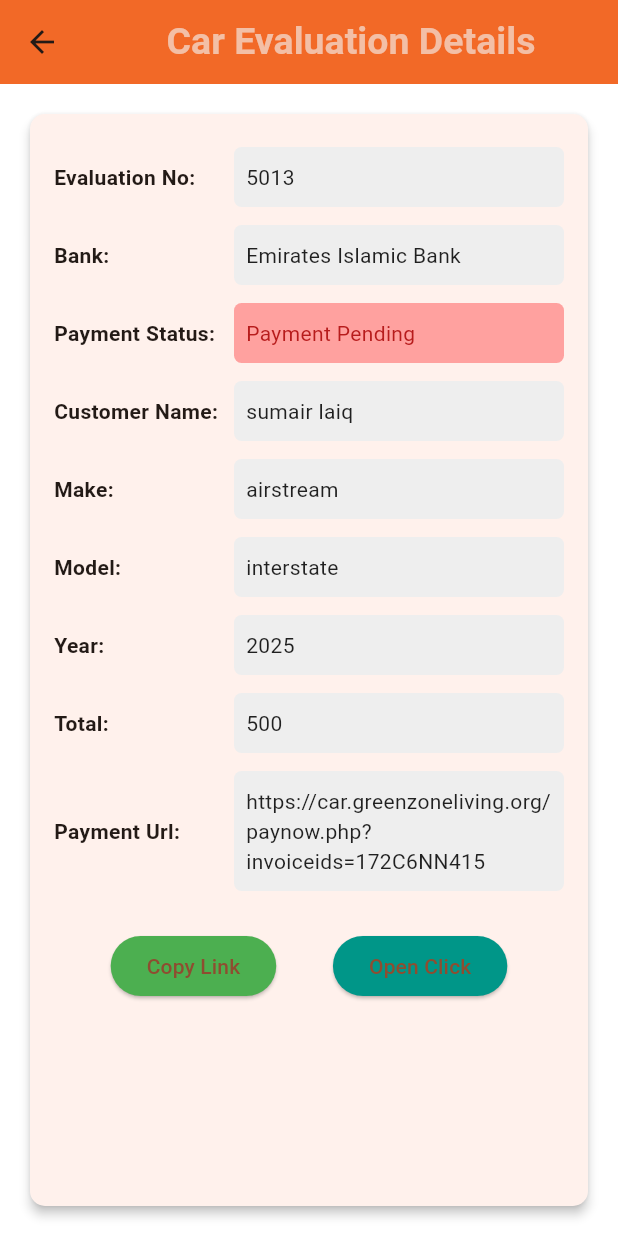
After one commit to shayansaeed123/perfect, a Flutter app: the Carevalutiondetails screen opened directly, on a phone screen of 412 x 824 dp. The commit adds this screen. Run offline on Flutter 3.47's test engine with Material 3 defaults, Android fonts, the phone set to English and light mode, and no system bars; our stand-ins replace connectivity_plus, convex_bottom_bar, dio, dotted_border, flutter_image_compress, flutter_riverpod and 4 more; missing offline and left inert: google_mlkit_text_recognition; accounts and stored records are empty.

Commit message:
updated
updated

```diff
--- a/lib/reuse/reusablecard.dart
+++ b/lib/reuse/reusablecard.dart
@@ -7,10 +7,10 @@ import 'package:project/reuse/reusablebtn.dart';
 import 'package:project/reuse/reusabletext.dart';
 
 reusableCard(BuildContext context,String ApplicationNo,String invoiceDate,String reqFor,
-String Address,String model,String year,Function ontap,){
+String Address,String model,String year,Function ontap,Function ontapEvaluation){
   final ScrollController innerController = ScrollController();
   return Container(
-            height: MediaQuery.sizeOf(context).height * 0.18,
+            height: MediaQuery.sizeOf(context).height * 0.23,
             decoration: BoxDecoration(
               border: Border.all(color: colorController.mainColor,style: BorderStyle.solid,width: 3),
               borderRadius: BorderRadius.all(Radius.circular(12.0)),
@@ -62,7 +62,11 @@ String Address,String model,String year,Function ontap,){
                     reusablaSizaBox(context, 0.01),
                     reusableBtn(context, 'All Details', (){
                       ontap();
-                    },width: 0.45,height: 0.035)
+                    },width: 0.45,height: 0.035),
+                    reusablaSizaBox(context, 0.01),
+                    reusableBtn(context, 'View', (){
+                      ontapEvaluation();
+                    },width: 0.45,height: 0.035),
                   ],
                 ),
               ),
--- a/lib/reuse/reusabletextfield.dart
+++ b/lib/reuse/reusabletextfield.dart
@@ -121,3 +121,35 @@ Widget reusablePassField(
     ),
   );
 }
+
+
+ReadOnlyField(String label, String value,
+      {Color? backgroundColor, Color? textColor}) {
+    return Padding(
+      padding: const EdgeInsets.symmetric(vertical: 6.0),
+      child: Row(
+        children: [
+          SizedBox(
+            width: 120,
+            child: Text(
+              label,
+              style: const TextStyle(fontWeight: FontWeight.bold),
+            ),
+          ),
+          Expanded(
+            child: Container(
+              padding: const EdgeInsets.symmetric(vertical: 10, horizontal: 8),
+              decoration: BoxDecoration(
+                color: backgroundColor ?? Colors.grey[200],
+                borderRadius: BorderRadius.circular(5),
+              ),
+              child: Text(
+                value,
+                style: TextStyle(color: textColor ?? Colors.black87),
+              ),
+            ),
+          ),
+        ],
+      ),
+    );
+  }
--- /dev/null
+++ b/lib/views/dashboard/carevalutiondetails.dart
@@ -0,0 +1,105 @@
+
+
+import 'package:flutter/material.dart';
+import 'package:flutter/services.dart';
+import 'package:flutter_riverpod/flutter_riverpod.dart';
+import 'package:project/controllers/color_controller.dart';
+import 'package:project/reuse/reusabletext.dart';
+import 'package:project/reuse/reusabletextfield.dart';
+import 'package:url_launcher/url_launcher.dart';
+
+class Carevalutiondetails extends ConsumerStatefulWidget {
+  const Carevalutiondetails({super.key});
+
+  @override
+  ConsumerState<Carevalutiondetails> createState() => _CarevalutiondetailsState();
+}
+
+class _CarevalutiondetailsState extends ConsumerState<Carevalutiondetails> {
+
+   final Map<String, dynamic> data = {
+    "evaluationNo": "5013",
+    "bank": "Emirates Islamic Bank",
+    "paymentStatus": "Payment Pending",
+    "customerName": "sumair laiq",
+    "make": "airstream",
+    "model": "interstate",
+    "year": "2025",
+    "total": "500",
+    "paymentUrl": "https://car.greenzoneliving.org/paynow.php?invoiceids=172C6NN415",
+  };
+  @override
+  Widget build(BuildContext context) {
+    return Scaffold(
+      backgroundColor: colorController.whiteColor,
+        appBar: AppBar(
+          backgroundColor: colorController.mainColor,
+          title: Center(
+              child:
+              reusableText('Car Evaluation Details',
+                  color: colorController.textColorLight,
+                  fontsize: 25,
+                  fontweight: FontWeight.bold)
+                  ),
+        ),
+        body: Padding(
+        padding: const EdgeInsets.all(16.0),
+        child: Card(
+          elevation: 3,
+          shape: RoundedRectangleBorder(borderRadius: BorderRadius.circular(10)),
+          child: Padding(
+            padding: const EdgeInsets.all(16.0),
+            child: Column(
+              children: [
+                ReadOnlyField("Evaluation No:", data["evaluationNo"]),
+                ReadOnlyField("Bank:", data["bank"]),
+                ReadOnlyField(
+                  "Payment Status:",
+                  data["paymentStatus"],
+                  backgroundColor: Colors.redAccent.withOpacity(0.5),
+                  textColor: Colors.red[900],
+                ),
+                ReadOnlyField("Customer Name:", data["customerName"]),
+                ReadOnlyField("Make:", data["make"]),
+                ReadOnlyField("Model:", data["model"]),
+                ReadOnlyField("Year:", data["year"]),
+                ReadOnlyField("Total:", data["total"]),
+                ReadOnlyField("Payment Url:", data["paymentUrl"]),
+                const SizedBox(height: 20),
+                Row(
+                  mainAxisAlignment: MainAxisAlignment.spaceEvenly,
+                  children: [
+                    ElevatedButton(
+                      style: ElevatedButton.styleFrom(backgroundColor: Colors.green),
+                      onPressed: () {
+                        Clipboard.setData(ClipboardData(text: data["paymentUrl"]));
+                        ScaffoldMessenger.of(context).showSnackBar(
+                          const SnackBar(content: Text("Link copied to clipboard")),
+                        );
+                      },
+                      child: const Text("Copy Link"),
+                    ),
+                    ElevatedButton(
+                      style: ElevatedButton.styleFrom(backgroundColor: Colors.teal),
+                      onPressed: () async {
+                        final url = Uri.parse(data["paymentUrl"]);
+                        if (await canLaunchUrl(url)) {
+                          await launchUrl(url, mode: LaunchMode.externalApplication);
+                        } else {
+                          ScaffoldMessenger.of(context).showSnackBar(
+                            const SnackBar(content: Text("Could not launch URL")),
+                          );
+                        }
+                      },
+                      child: const Text("Open Click"),
+                    ),
+                  ],
+                )
+              ],
+            ),
+          ),
+        ),
+        ),
+    );
+  }
+}
--- a/lib/views/dashboard/home.dart
+++ b/lib/views/dashboard/home.dart
@@ -11,6 +11,7 @@ import 'package:project/reuse/reusablecard.dart';
 import 'package:project/reuse/reusabledropdown.dart';
 import 'package:project/reuse/reusabletext.dart';
 import 'package:project/reuse/reusabletextfield.dart';
+import 'package:project/views/dashboard/carevalutiondetails.dart';
 import 'package:project/views/dashboard/invoicedetails.dart';
 
 // 🔹 Provider to store selected date range
@@ -195,7 +196,11 @@ class _HomeState extends ConsumerState<Home> {
                                             total: invoice.total, tranmissiontype: invoice.transmissionType??'', make: invoice.make,
                                             trim: invoice.trim, type: invoice.type, vin: invoice.vinNo??'', year: invoice.year);
                                         },));
-                                      }),
+                                      },
+                                      (){
+                                        Navigator.push(context, MaterialPageRoute(builder: (context) => Carevalutiondetails(),));
+                                      }
+                                      ),
                                       );
                                   },
                                   childCount: invoices.length,
--- a/pubspec.yaml
+++ b/pubspec.yaml
@@ -54,6 +54,7 @@ dependencies:
   rename_app:
   intl:
   connectivity_plus:
+  url_launcher:
 
 dev_dependencies:
   flutter_test:
```
Also changed, not shown: pubspec.lock, 5 other files.
